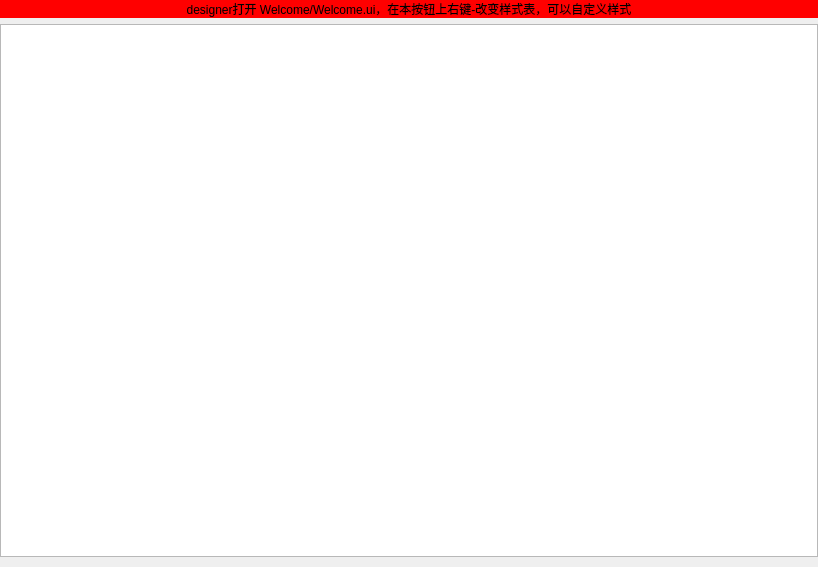
Qt form Welcome/welcome.ui (noobPlusPlus/PyQtWidgetToyBox) before a commit.
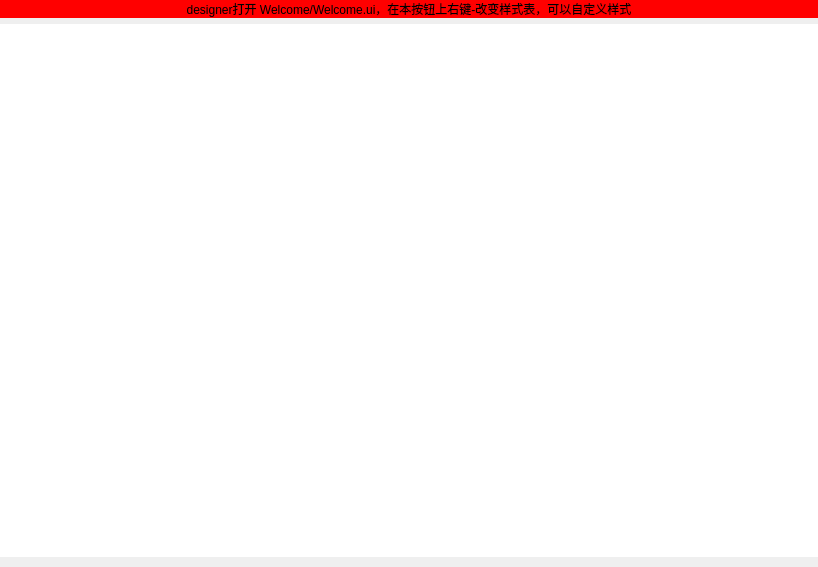
The same form after that commit.

```diff
--- a/Welcome/welcome.ui
+++ b/Welcome/welcome.ui
@@ -51,7 +51,11 @@
     </widget>
    </item>
    <item>
-    <widget class="QTextEdit" name="textEdit"/>
+    <widget class="QTextEdit" name="textEdit">
+     <property name="styleSheet">
+      <string notr="true">border:none;</string>
+     </property>
+    </widget>
    </item>
   </layout>
  </widget>
```
